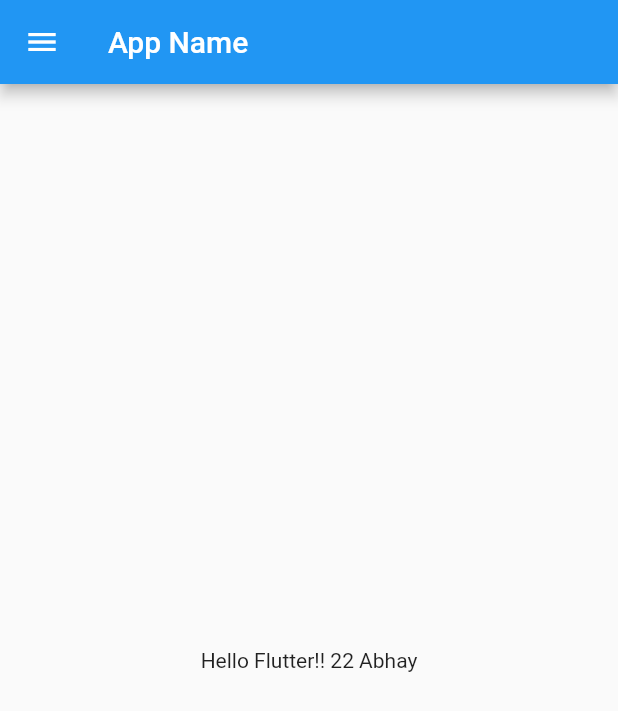
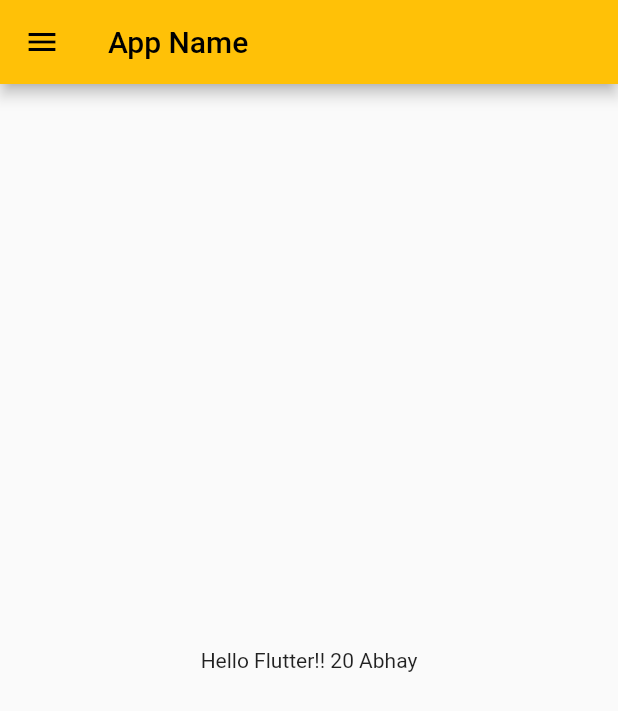
Before and after one commit to abhay-tomar03/Learning_Flutter, a Flutter app: the screen it shows after launch, on a phone screen of 412 x 824 dp. Shown: the top 711 px of the screen. Run offline on Flutter 3.47's test engine with Material 2 defaults, Android fonts, the phone set to English and light mode, and no system bars.

Commit message:
Day-3 Completed

```diff
--- a/lib/main.dart
+++ b/lib/main.dart
@@ -1,7 +1,9 @@
 import 'package:flutter/material.dart';
-import 'home_page.dart';
+import 'package:flutter_application_1/pages/login_page.dart';
+import './pages/home_page.dart';
+
 void main() {
-  runApp(MyApp());
+  runApp(const MyApp());
 }
 
 class MyApp extends StatelessWidget {
@@ -10,7 +12,15 @@ class MyApp extends StatelessWidget {
   @override
   Widget build(BuildContext context) {
     return MaterialApp(
-      home: HomePage()
+      debugShowCheckedModeBanner: false,
+      theme: ThemeData(primarySwatch: Colors.amber),
+      // home: const HomePage(),
+      initialRoute: "/home",
+      routes: {
+        "/": (context) => LoginPage(),
+        "/home":(context) => HomePage(),
+        "/login": (context) => LoginPage()
+      },
     );
   }
 }
--- a/lib/home_page.dart
+++ b/lib/pages/home_page.dart
@@ -5,17 +5,17 @@ class HomePage extends StatelessWidget {
 
   @override
   Widget build(BuildContext context) {
-    int age = 22;
-    final String name = "Abhay";
+    int age = 20;
+    const String name = "Abhay";
 
     return Scaffold(
       appBar: AppBar(
-        title: Text("App Name "),
+        title: const Text("App Name "),
       ),
       body: Center(
         child: Text("Hello Flutter!! $age $name"),
       ),
-      drawer: Drawer(),
+      drawer: const Drawer(),
     );
   }
 }
```
Also changed, not shown: lib/pages/login_page.dart (added, +19 -0 lines).
